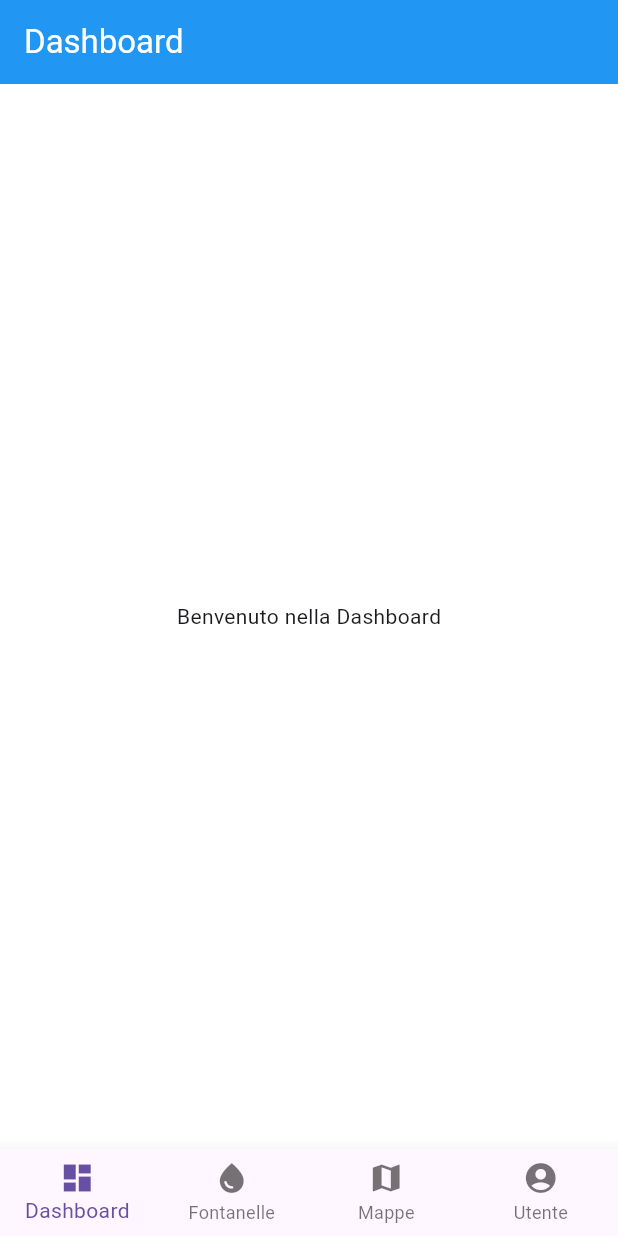
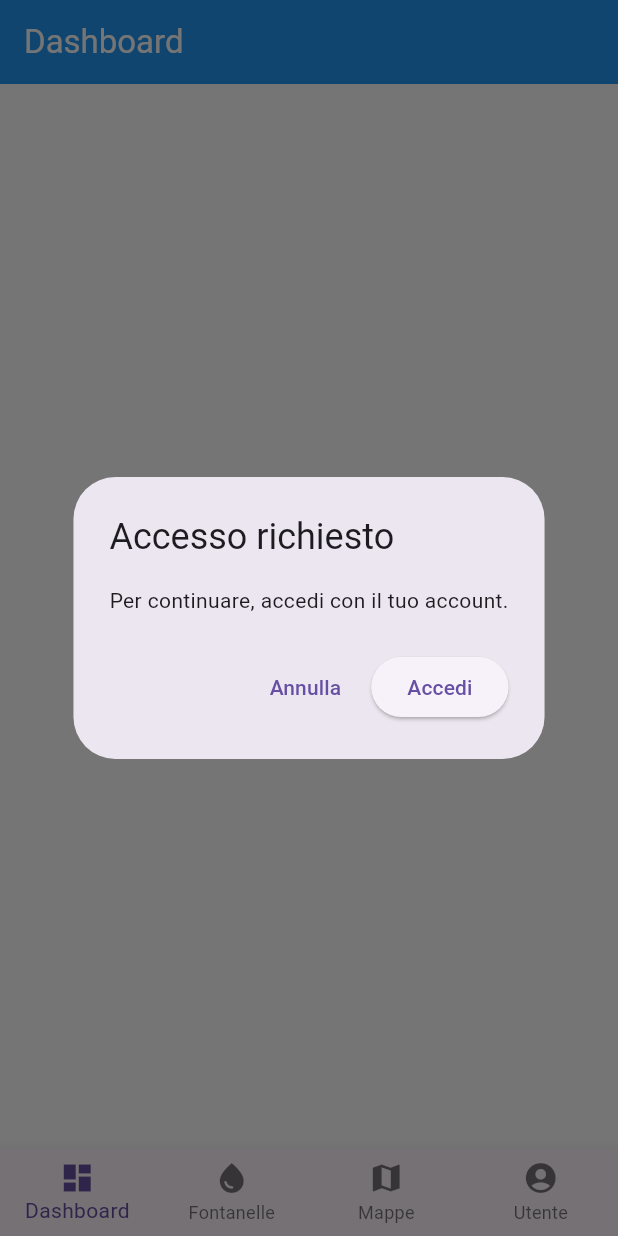
Before and after one commit to ilxBoschetto/splash, a Flutter app: the screen it shows after launch, on a phone screen of 412 x 824 dp. Run offline on Flutter 3.47's test engine with Material 3 defaults, Android fonts, the phone set to English and light mode, and no system bars; our stand-ins replace flutter_dotenv, flutter_map, geolocator, latlong2, shared_preferences.

```diff
--- a/application/lib/routes.dart
+++ b/application/lib/routes.dart
@@ -1,6 +1,6 @@
 import 'package:flutter/material.dart';
-import 'screens/dashboard_screen.dart';
 import 'screens/fontanelle_screen.dart';
+import 'screens/fontanelle_details_screen.dart';
 import 'screens/mappe_screen.dart';
 import 'screens/user_screen.dart';
 import 'screens/login_screen.dart';
@@ -12,4 +12,5 @@ final Map<String, WidgetBuilder> appRoutes = {
   '/mappe': (context) => const MappeScreen(),
   '/utente': (context) => const UserScreen(),
   '/login': (context) => const LoginScreen(),
+  '/dettagli_fontanella': (context) => FontanellaDetailScreen(),
 };
--- a/application/lib/screens/dashboard_screen.dart
+++ b/application/lib/screens/dashboard_screen.dart
@@ -1,13 +1,50 @@
 import 'package:flutter/material.dart';
 
-class DashboardScreen extends StatelessWidget {
+class DashboardScreen extends StatefulWidget {
   const DashboardScreen({super.key});
+
+  @override
+  State<DashboardScreen> createState() => _DashboardScreenState();
+}
+
+class _DashboardScreenState extends State<DashboardScreen> {
+  @override
+  void initState() {
+    super.initState();
+    // Mostra il dialog dopo il primo frame
+    WidgetsBinding.instance.addPostFrameCallback((_) {
+      _showLoginDialog();
+    });
+  }
+
+  void _showLoginDialog() {
+    showDialog(
+      context: context,
+      builder: (context) => AlertDialog(
+        title: const Text('Accesso richiesto'),
+        content: const Text('Per continuare, accedi con il tuo account.'),
+        actions: [
+          TextButton(
+            onPressed: () => Navigator.of(context).pop(), // Chiudi il dialog
+            child: const Text('Annulla'),
+          ),
+          ElevatedButton(
+            onPressed: () {
+              Navigator.of(context).pop(); // Chiudi il dialog
+              Navigator.pushNamed(context, '/login'); // Vai alla login
+            },
+            child: const Text('Accedi'),
+          ),
+        ],
+      ),
+    );
+  }
 
   @override
   Widget build(BuildContext context) {
     return Scaffold(
-      appBar: AppBar(title: Text('Dashboard')),
-      body: Center(child: Text('Benvenuto nella Dashboard')),
+      appBar: AppBar(title: const Text('Dashboard')),
+      body: const Center(child: Text('Benvenuto nella Dashboard')),
     );
   }
 }
--- a/application/lib/screens/mappe_screen.dart
+++ b/application/lib/screens/mappe_screen.dart
@@ -80,10 +80,10 @@ class _MappeScreenState extends State<MappeScreen> {
 
   @override
   Widget build(BuildContext context) {
-    final initialCenter = userPosition ?? const LatLng(45.5, 11.5);
+    final initialCenter = userPosition ?? const LatLng(45.72064772402749, 11.309933083088417);
     return Scaffold(
       body: FlutterMap(
-        options: MapOptions(initialCenter: initialCenter, initialZoom: 7.0),
+        options: MapOptions(initialCenter: initialCenter, initialZoom: 14.0),
         children: [
           TileLayer(
             urlTemplate: 'https://tile.openstreetmap.org/{z}/{x}/{y}.png',
```
Also changed, not shown: application/lib/models/fontanella.dart (added, +37 -0 lines), application/lib/screens/fontanelle_details_screen.dart (added, +26 -0 lines), application/lib/screens/fontanelle_screen.dart (+78 -3 lines), 1 other file.
